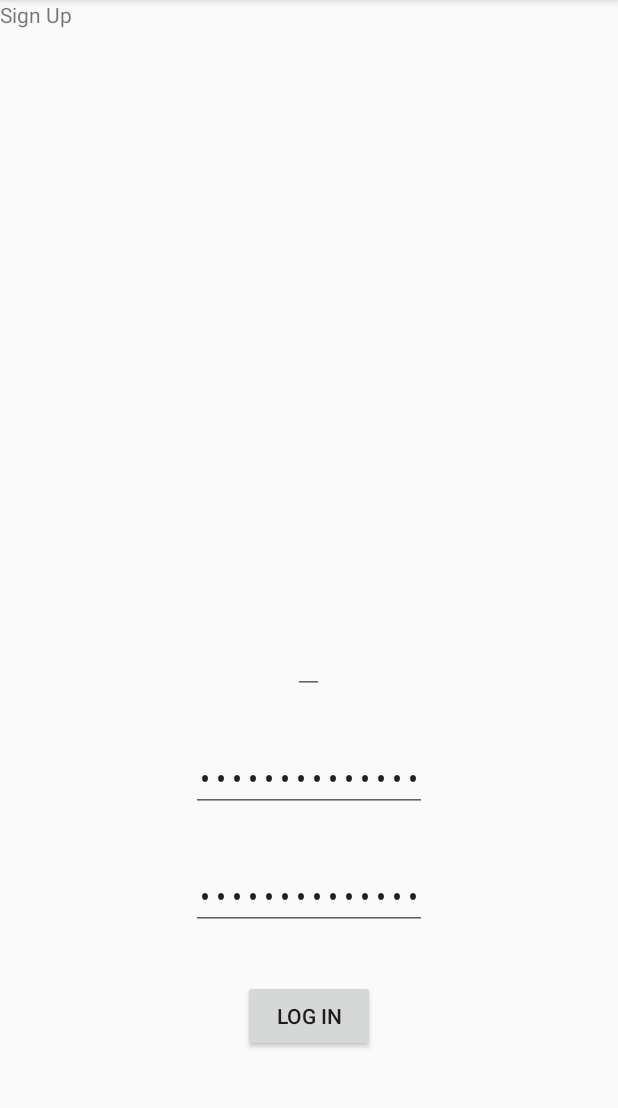
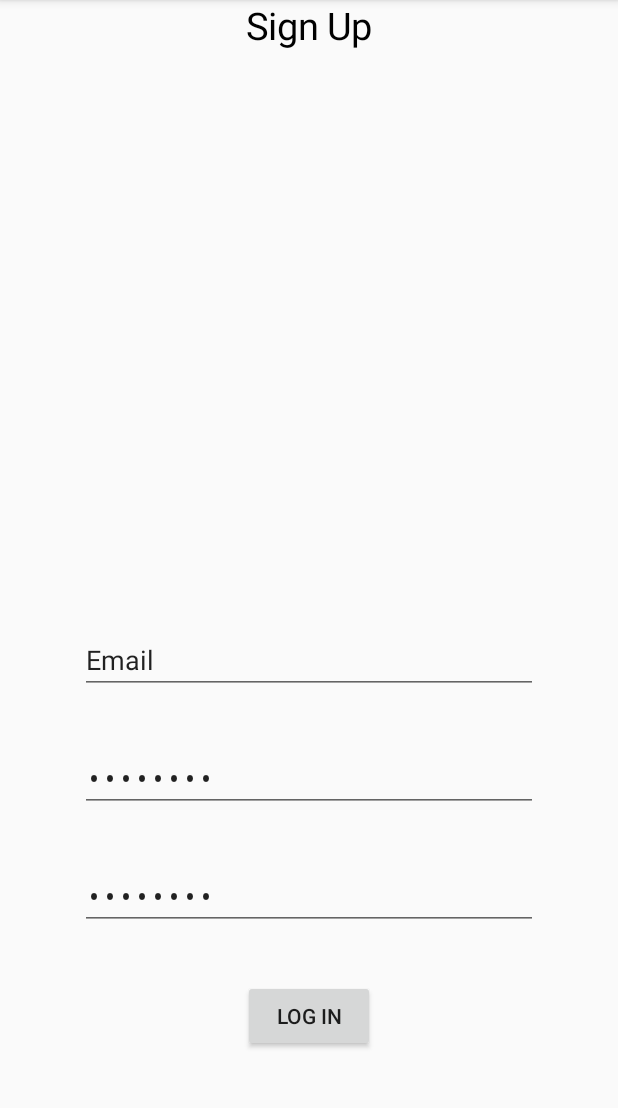
Before and after one commit to OvidiuDobran/Fix-Your-City_Client, an Android app: the screen it shows after launch (MainActivity), after a tap on "SIGN UP", on a phone screen of 412 x 824 dp, the part 84-1192 px from its top. Run offline under Robolectric (Android 15) with nearby library versions, the phone set to English and light mode, and no system bars.

Commit message:
first commit

```diff
--- a/app/src/main/java/com/example/ovi/fixyourcity/LoginPage.java
+++ b/app/src/main/java/com/example/ovi/fixyourcity/LoginPage.java
@@ -1,6 +1,7 @@
 package com.example.ovi.fixyourcity;
 
 import android.content.Context;
+import android.graphics.Color;
 import android.text.InputType;
 import android.text.method.PasswordTransformationMethod;
 import android.widget.Button;
@@ -33,33 +34,40 @@ class LoginPage extends MyRelativeLayout {
         addView(login,loginLayoutParams);
 
         password=new EditText(getContext());
-        password.setText("Email");
+        password.setText("Password");
         password.setId(Utils.generateId());
-        //password.setTransformationMethod(PasswordTransformationMethod.getInstance());
         password.setInputType(InputType.TYPE_CLASS_TEXT | InputType.TYPE_TEXT_VARIATION_PASSWORD);
         RelativeLayout.LayoutParams passwordLayoutParams=new LayoutParams(LayoutParams.WRAP_CONTENT,LayoutParams.WRAP_CONTENT);
         passwordLayoutParams.addRule(ABOVE,login.getId());
+        passwordLayoutParams.addRule(ALIGN_PARENT_LEFT);
+        passwordLayoutParams.addRule(ALIGN_PARENT_RIGHT);
         passwordLayoutParams.addRule(CENTER_HORIZONTAL);
-        passwordLayoutParams.setMargins(0,0,0,50);
+        passwordLayoutParams.setMargins(80,0,80,50);
         addView(password,passwordLayoutParams);
 
         email=new EditText(getContext());
-        //email.setText("Password");
+        email.setText("Email");
         email.setId(Utils.generateId());
         email.setInputType(InputType.TYPE_CLASS_TEXT | InputType.TYPE_TEXT_VARIATION_EMAIL_ADDRESS);
         RelativeLayout.LayoutParams emailLayoutParams=new LayoutParams(LayoutParams.WRAP_CONTENT,LayoutParams.WRAP_CONTENT);
         emailLayoutParams.addRule(ABOVE,password.getId());
+        emailLayoutParams.addRule(ALIGN_PARENT_LEFT);
+        emailLayoutParams.addRule(ALIGN_PARENT_RIGHT);
         emailLayoutParams.addRule(CENTER_HORIZONTAL);
-        emailLayoutParams.setMargins(0,0,0,50);
+        emailLayoutParams.setMargins(80,0,80,50);
         addView(email,emailLayoutParams);
 
         TextView loginText=new TextView(getContext());
         loginText.setText("Log In");
+        loginText.setTextSize(25);
+        loginText.setTextColor(Color.BLACK);
         loginText.setId(Utils.generateId());
         RelativeLayout.LayoutParams loginTextLayoutParams=new LayoutParams(LayoutParams.WRAP_CONTENT,LayoutParams.WRAP_CONTENT);
         loginTextLayoutParams.addRule(ALIGN_PARENT_TOP);
-        emailLayoutParams.addRule(CENTER_HORIZONTAL);
-        loginTextLayoutParams.setMargins(0,0,0,30);
+        loginTextLayoutParams.addRule(ALIGN_PARENT_LEFT);
+        loginTextLayoutParams.addRule(ALIGN_PARENT_RIGHT);
+        loginTextLayoutParams.addRule(CENTER_HORIZONTAL);
+        loginTextLayoutParams.setMargins(80,0,80,30);
         addView(loginText,loginTextLayoutParams);
     }
 
--- a/app/src/main/java/com/example/ovi/fixyourcity/SignupPage.java
+++ b/app/src/main/java/com/example/ovi/fixyourcity/SignupPage.java
@@ -1,6 +1,7 @@
 package com.example.ovi.fixyourcity;
 
 import android.content.Context;
+import android.graphics.Color;
 import android.text.InputType;
 import android.widget.Button;
 import android.widget.EditText;
@@ -34,45 +35,52 @@ class SignupPage extends MyRelativeLayout{
             addView(signup,signupLayoutParams);
 
             password2=new EditText(getContext());
-            password2.setText("Enter Password");
+            password2.setText("Password");
             password2.setId(Utils.generateId());
             //password.setTransformationMethod(PasswordTransformationMethod.getInstance());
             password2.setInputType(InputType.TYPE_CLASS_TEXT | InputType.TYPE_TEXT_VARIATION_PASSWORD);
             RelativeLayout.LayoutParams password2LayoutParams=new LayoutParams(LayoutParams.WRAP_CONTENT,LayoutParams.WRAP_CONTENT);
             password2LayoutParams.addRule(ABOVE,signup.getId());
+            password2LayoutParams.addRule(ALIGN_PARENT_LEFT);
+            password2LayoutParams.addRule(ALIGN_PARENT_RIGHT);
             password2LayoutParams.addRule(CENTER_HORIZONTAL);
-            password2LayoutParams.setMargins(0,0,0,50);
+            password2LayoutParams.setMargins(80,0,80,50);
             addView(password2,password2LayoutParams);
 
             password1=new EditText(getContext());
-            password1.setText("Enter Password");
+            password1.setText("Password");
             password1.setId(Utils.generateId());
-            //password.setTransformationMethod(PasswordTransformationMethod.getInstance());
             password1.setInputType(InputType.TYPE_CLASS_TEXT | InputType.TYPE_TEXT_VARIATION_PASSWORD);
             RelativeLayout.LayoutParams password1LayoutParams=new LayoutParams(LayoutParams.WRAP_CONTENT,LayoutParams.WRAP_CONTENT);
             password1LayoutParams.addRule(ABOVE,password2.getId());
+            password1LayoutParams.addRule(ALIGN_PARENT_LEFT);
+            password1LayoutParams.addRule(ALIGN_PARENT_RIGHT);
             password1LayoutParams.addRule(CENTER_HORIZONTAL);
-            password1LayoutParams.setMargins(0,0,0,50);
+            password1LayoutParams.setMargins(80,0,80,50);
             addView(password1,password1LayoutParams);
 
             email=new EditText(getContext());
-            //email.setText("Password");
+            email.setText("Email");
             email.setId(Utils.generateId());
             email.setInputType(InputType.TYPE_CLASS_TEXT | InputType.TYPE_TEXT_VARIATION_EMAIL_ADDRESS);
             RelativeLayout.LayoutParams emailLayoutParams=new LayoutParams(LayoutParams.WRAP_CONTENT,LayoutParams.WRAP_CONTENT);
             emailLayoutParams.addRule(ABOVE,password1.getId());
+            emailLayoutParams.addRule(ALIGN_PARENT_LEFT);
+            emailLayoutParams.addRule(ALIGN_PARENT_RIGHT);
             emailLayoutParams.addRule(CENTER_HORIZONTAL);
-            emailLayoutParams.setMargins(0,0,0,50);
+            emailLayoutParams.setMargins(80,0,80,50);
             addView(email,emailLayoutParams);
 
-            TextView loginText=new TextView(getContext());
-            loginText.setText("Sign Up");
-            loginText.setId(Utils.generateId());
-            RelativeLayout.LayoutParams loginTextLayoutParams=new LayoutParams(LayoutParams.WRAP_CONTENT,LayoutParams.WRAP_CONTENT);
-            loginTextLayoutParams.addRule(ALIGN_PARENT_TOP);
-            emailLayoutParams.addRule(CENTER_HORIZONTAL);
-            loginTextLayoutParams.setMargins(0,0,0,30);
-            addView(loginText,loginTextLayoutParams);
+            TextView signupText=new TextView(getContext());
+            signupText.setText("Sign Up");
+            signupText.setTextSize(25);
+            signupText.setTextColor(Color.BLACK);
+            signupText.setId(Utils.generateId());
+            RelativeLayout.LayoutParams signupTextLayoutParams=new LayoutParams(LayoutParams.WRAP_CONTENT,LayoutParams.WRAP_CONTENT);
+            signupTextLayoutParams.addRule(ALIGN_PARENT_TOP);
+            signupTextLayoutParams.addRule(CENTER_HORIZONTAL);
+            signupTextLayoutParams.setMargins(0,0,0,30);
+            addView(signupText,signupTextLayoutParams);
         }
     }
 
--- a/app/src/main/java/com/example/ovi/fixyourcity/StartPage.java
+++ b/app/src/main/java/com/example/ovi/fixyourcity/StartPage.java
@@ -2,6 +2,7 @@ package com.example.ovi.fixyourcity;
 
 import android.annotation.SuppressLint;
 import android.content.Context;
+import android.graphics.Color;
 import android.support.v4.content.ContextCompat;
 import android.util.Log;
 import android.view.View;
@@ -41,10 +42,12 @@ public class StartPage extends MyRelativeLayout{
 
         TextView welcome=new TextView(getContext());
         welcome.setText("Welcome!");
+        welcome.setTextSize(25);
+        welcome.setTextColor(Color.BLACK);
         welcome.setId(Utils.generateId());
         RelativeLayout.LayoutParams welcomeLayoutParams=new LayoutParams(LayoutParams.WRAP_CONTENT,LayoutParams.WRAP_CONTENT);
         welcomeLayoutParams.addRule(ALIGN_PARENT_TOP);
-        welcomeLayoutParams.setMargins(30,0,0,20);
+        welcomeLayoutParams.setMargins(30,30,0,20);
         addView(welcome,welcomeLayoutParams);
 
     }
```
